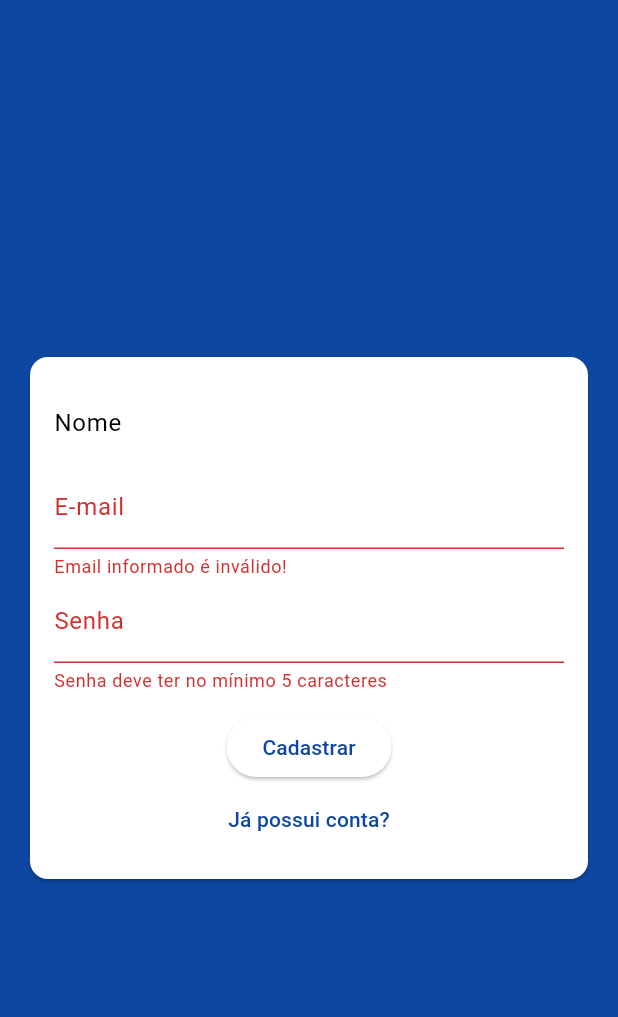
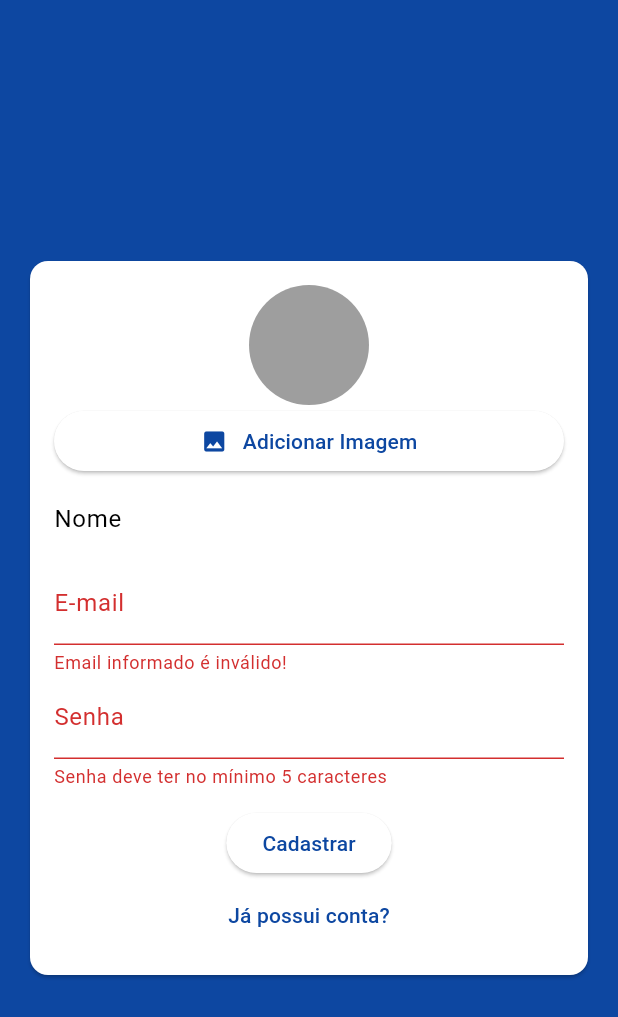
Before and after one commit to Esc9919/chat, a Flutter app: the AuthPage screen opened directly, after a tap on "Entrar", after a tap on "Criar uma nova conta?", on a phone screen of 412 x 824 dp. Shown: the top 1017 px of the screen. Run offline on Flutter 3.47's test engine with Material 3 defaults, Android fonts, the phone set to English and light mode, and no system bars; our stand-ins replace image_picker; accounts and stored records are empty.

Commit message:
dia 04/11

```diff
--- a/lib/components/auth_form.dart
+++ b/lib/components/auth_form.dart
@@ -1,8 +1,15 @@
-import 'package:chat/models/auth_form_data.dart';
+import 'dart:io';
+
+import 'package:chat/components/user_image_picker.dart';
+import 'package:chat/core/models/auth_form_data.dart';
 import 'package:flutter/material.dart';
 
 class AuthForm extends StatefulWidget {
-  const AuthForm({super.key});
+  final void Function(AuthFormData) onSubmit;
+  const AuthForm({
+    required this.onSubmit,
+    super.key,
+  });
 
   @override
   State<AuthForm> createState() => _AuthFormState();
@@ -12,9 +19,27 @@ class _AuthFormState extends State<AuthForm> {
   final _formKey = GlobalKey<FormState>();
   final _fromData = AuthFormData();
 
+  void _handleImagePick(File image) {
+    _fromData.image = image;
+  }
+
+  void _showError(String msg) {
+    ScaffoldMessenger.of(context).showSnackBar(
+      SnackBar(
+          content: Text(msg),
+          backgroundColor: Theme.of(context).colorScheme.error),
+    );
+  }
+
   void _submit() {
     final isValid = _formKey.currentState?.validate() ?? false;
     if (!isValid) return;
+
+    if (_fromData.image == null && _fromData.isSignup) {
+      return _showError('Imagem não selecionada!');
+    }
+
+    widget.onSubmit(_fromData);
   }
 
   @override
@@ -27,6 +52,8 @@ class _AuthFormState extends State<AuthForm> {
           key: _formKey,
           child: Column(
             children: [
+              if (_fromData.isSignup)
+                UserImagePicker(onImagePick: _handleImagePick),
               if (_fromData.isSignup)
                 TextFormField(
                   key: const ValueKey('name'),
@@ -62,7 +89,7 @@ class _AuthFormState extends State<AuthForm> {
                 decoration: const InputDecoration(labelText: 'Senha'),
                 validator: (_password) {
                   final password = _password ?? '';
-                  if (!password.contains('@')) {
+                  if (password.trim().length < 5) {
                     return 'Senha deve ter no mínimo 5 caracteres';
                   }
                   return null;
--- /dev/null
+++ b/lib/components/user_image_picker.dart
@@ -0,0 +1,64 @@
+import 'dart:io';
+
+import 'package:flutter/material.dart';
+import 'package:image_picker/image_picker.dart';
+
+class UserImagePicker extends StatefulWidget {
+  final void Function(File image) onImagePick;
+
+  const UserImagePicker({
+    required this.onImagePick,
+    super.key,
+  });
+
+  @override
+  State<UserImagePicker> createState() => _UserImagePickerState();
+}
+
+class _UserImagePickerState extends State<UserImagePicker> {
+  File? _image;
+
+  Future<void> _pickeImage() async {
+    final picker = ImagePicker();
+    final pickedImage = await picker.pickImage(
+      source: ImageSource.gallery,
+      imageQuality: 50,
+      maxWidth: 150,
+    );
+
+    if (pickedImage != null) {
+      setState(() {
+        _image = File(pickedImage.path);
+      });
+
+      widget.onImagePick(_image!);
+    }
+  }
+
+  @override
+  Widget build(BuildContext context) {
+    return Column(
+      children: [
+        CircleAvatar(
+          radius: 40,
+          backgroundColor: Colors.grey,
+          backgroundImage: _image != null ? FileImage(_image!) : null,
+        ),
+        ElevatedButton(
+          onPressed: _pickeImage,
+          child: Row(
+            mainAxisAlignment: MainAxisAlignment.center,
+            children: [
+              Icon(
+                Icons.image,
+                color: Theme.of(context).colorScheme.primary,
+              ),
+              const SizedBox(width: 10),
+              const Text('Adicionar Imagem'),
+            ],
+          ),
+        ),
+      ],
+    );
+  }
+}
--- /dev/null
+++ b/lib/core/models/chat_user.dart
@@ -0,0 +1,13 @@
+class ChatUser {
+  final String id;
+  final String name;
+  final String email;
+  final String imageURL;
+
+  const ChatUser({
+    required this.id,
+    required this.name,
+    required this.email,
+    required this.imageURL,
+  });
+}
--- /dev/null
+++ b/lib/core/service/auth/auth_mock_service.dart
@@ -0,0 +1,68 @@
+import 'dart:async';
+import 'dart:io';
+import 'dart:math';
+
+import 'package:chat/core/models/chat_user.dart';
+import 'package:chat/core/service/auth/auth_service.dart';
+
+class AuthMockService implements AuthService {
+  static const _defaultUser = ChatUser(
+    id: '1',
+    name: 'Teste',
+    email: 'teste@gmail.com',
+    imageURL: 'lib\\assets\\images\\avatar.png',
+  );
+
+  static Map<String, ChatUser> _users = {
+    _defaultUser.email: _defaultUser,
+  };
+  static ChatUser? _currentUser;
+  static MultiStreamController<ChatUser?>? _controller;
+  static final _userStream = Stream<ChatUser?>.multi((controller) {
+    _controller = controller;
+    _updateUser(_defaultUser);
+  });
+
+  @override
+  ChatUser? get currentUser {
+    return _currentUser;
+  }
+
+  @override
+  Stream<ChatUser?> get userChanges {
+    return _userStream;
+  }
+
+  @override
+  Future<void> signup(
+    String name,
+    String email,
+    String password,
+    File? image,
+  ) async {
+    final newUser = ChatUser(
+      id: Random().nextDouble().toString(),
+      name: name,
+      email: email,
+      imageURL: image?.path ?? 'lib\\assets\\images\\avatar.png',
+    );
+
+    _users.putIfAbsent(email, () => newUser);
+    _updateUser(newUser);
+  }
+
+  @override
+  Future<void> login(String email, String password) async {
+    _updateUser(_users[email]);
+  }
+
+  @override
+  Future<void> logout() async {
+    _updateUser(null);
+  }
+
+  static void _updateUser(ChatUser? user) {
+    _currentUser = user;
+    _controller?.add(_currentUser);
+  }
+}
--- a/lib/main.dart
+++ b/lib/main.dart
@@ -1,4 +1,4 @@
-import 'package:chat/pages/auth_page.dart';
+import 'package:chat/pages/auth_or_app_page.dart';
 import 'package:flutter/material.dart';
 
 void main() {
@@ -20,7 +20,7 @@ class MyApp extends StatelessWidget {
           ),
           canvasColor: Colors.white,
       ),
-      home: const AuthPage(),
+      home: const AuthOrAppPage(),
       debugShowCheckedModeBanner: false,
     );
   }
--- a/lib/pages/auth_page.dart
+++ b/lib/pages/auth_page.dart
@@ -1,17 +1,64 @@
 import 'package:chat/components/auth_form.dart';
+import 'package:chat/core/models/auth_form_data.dart';
+import 'package:chat/core/service/auth/auth_service.dart';
 import 'package:flutter/material.dart';
 
-class AuthPage extends StatelessWidget {
+class AuthPage extends StatefulWidget {
   const AuthPage({super.key});
+
+  @override
+  State<AuthPage> createState() => _AuthPageState();
+}
+
+class _AuthPageState extends State<AuthPage> {
+  bool _isLoading = false;
+
+  Future<void> _handleSubmit(AuthFormData formData) async {
+    try {
+      setState(() => _isLoading = true);
+      if (formData.isLogin) {
+        await AuthService().login(
+          formData.email,
+          formData.password,
+        );
+      } else {
+        await AuthService().signup(
+          formData.name,
+          formData.email,
+          formData.password,
+          formData.image,
+        );
+      }
+    } catch (error) {} finally {
+      setState(() => _isLoading = false);
+    }
+
+    print('AuthPage...');
+    print(formData.email);
+    //setState(() => _isLoading = false);
+  }
 
   @override
   Widget build(BuildContext context) {
     return Scaffold(
       backgroundColor: Theme.of(context).colorScheme.primary,
-      body: const Center(
-        child: SingleChildScrollView(
-          child: AuthForm(),
-        ),
+      body: Stack(
+        children: [
+          Center(
+            child: SingleChildScrollView(
+              child: AuthForm(onSubmit: _handleSubmit),
+            ),
+          ),
+          if (_isLoading)
+            Container(
+              decoration: const BoxDecoration(
+                color: Color.fromRGBO(0, 0, 0, 0.5),
+              ),
+              child: const Center(
+                child: CircularProgressIndicator(),
+              ),
+            )
+        ],
       ),
     );
   }
--- a/pubspec.yaml
+++ b/pubspec.yaml
@@ -35,6 +35,7 @@ dependencies:
   # The following adds the Cupertino Icons font to your application.
   # Use with the CupertinoIcons class for iOS style icons.
   cupertino_icons: ^1.0.8
+  image_picker: ^1.1.2
 
 dev_dependencies:
   flutter_test:
@@ -59,8 +60,8 @@ flutter:
   uses-material-design: true
 
   # To add assets to your application, add an assets section, like this:
-  # assets:
-  #   - images/a_dot_burr.jpeg
+  assets:
+    - lib\assets\images\avatar.png
   #   - images/a_dot_ham.jpeg
 
   # An image asset can refer to one or more resolution-specific "variants", see
```
Also changed, not shown: lib/core/service/auth/auth_service.dart (added, +29 -0 lines), lib/pages/auth_or_app_page.dart (added, +26 -0 lines), lib/pages/chat_page.dart (added, +27 -0 lines), lib/assets/images/avatar.png (added), lib/core/models/auth_form_data.dart (renamed from lib/models/auth_form_data.dart), pubspec.lock, 6 other files. Lines whose indentation alone changed are shown as unchanged.
